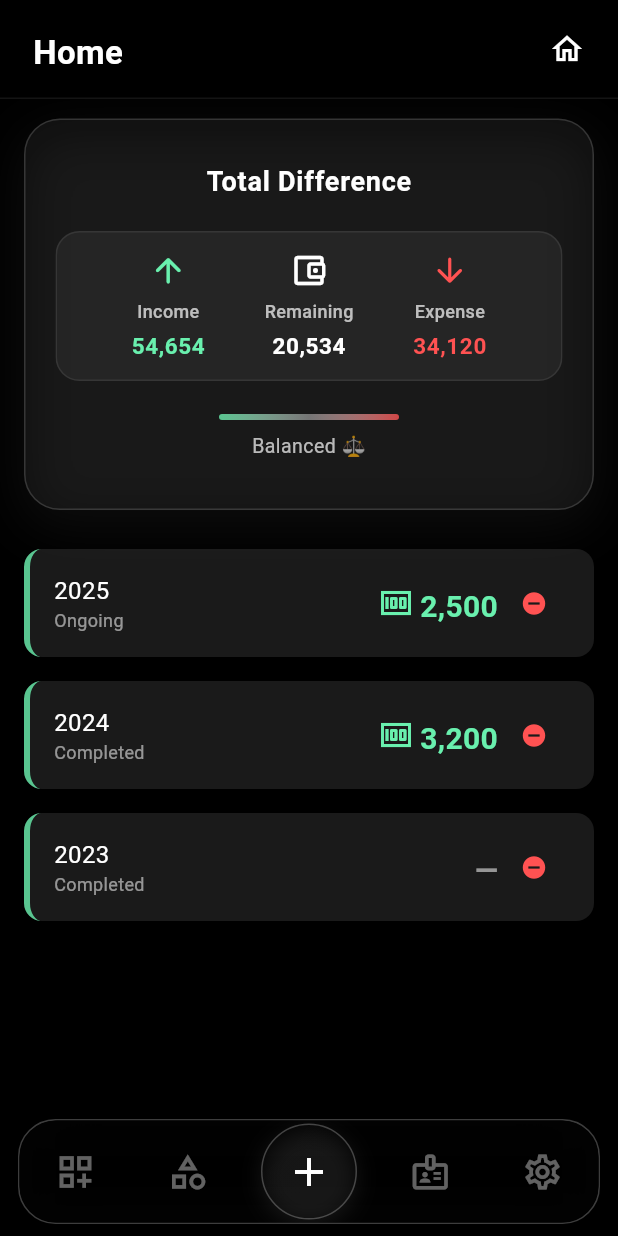
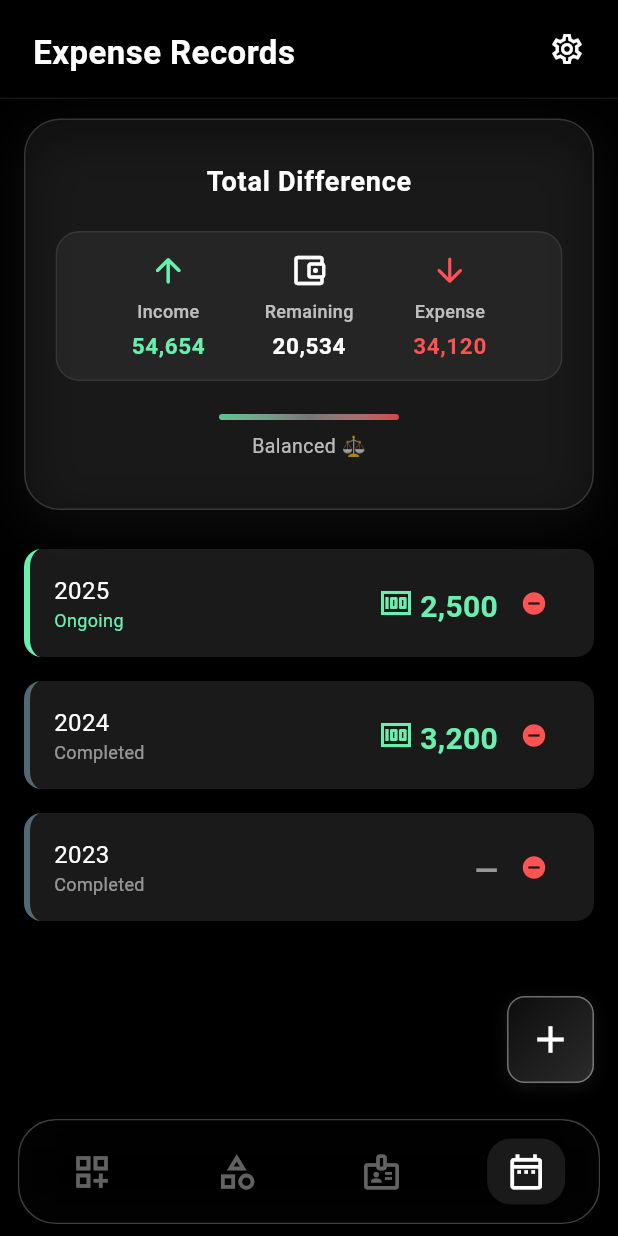
Before and after one commit to DisasterUnknown/WalletZip, a Flutter app: the screen it shows after launch, on a phone screen of 412 x 824 dp. Run offline on Flutter 3.47's test engine with Material 3 defaults, Android fonts, the phone set to English and light mode, and no system bars; our stand-ins replace shared_preferences.

Commit message:
added floating add btn custom widget

```diff
--- a/lib/main.dart
+++ b/lib/main.dart
@@ -20,7 +20,7 @@ class MyApp extends StatelessWidget {
         ),
         debugShowCheckedModeBanner: false,
         navigatorKey: routing.navigatorKey,
-        initialRoute: RoutingService.home,
+        initialRoute: RoutingService.expence_record,
         routes: routing.routes,
       ),
     );
--- a/lib/services/routing_service.dart
+++ b/lib/services/routing_service.dart
@@ -1,5 +1,5 @@
 import 'package:flutter/material.dart';
-import '../ui/screens/views/home_screen.dart';
+import '../ui/screens/views/expence_record_screen.dart';
 import '../ui/screens/pages/year_expenses_screen.dart';
 import '../ui/screens/pages/monthly_expenses_screen.dart';
 import '../ui/screens/pages/daily_expenses_screen.dart';
@@ -15,7 +15,7 @@ class RoutingService {
 
   final GlobalKey<NavigatorState> navigatorKey = GlobalKey<NavigatorState>();
 
-  static const String home = '/';
+  static const String expence_record = '/';
   static const String yearExpenses = '/year-expenses';
   static const String monthlyExpenses = '/monthly-expenses';
   static const String dailyExpenses = '/daily-expenses';
@@ -47,7 +47,7 @@ class RoutingService {
   }
 
   Map<String, WidgetBuilder> get routes => {
-        home: (context) => const HomeScreen(),
+        expence_record: (context) => const HomeScreen(),
         yearExpenses: (context) => const YearExpensesScreen(),
         monthlyExpenses: (context) => const MonthlyExpensesScreen(),
         dailyExpenses: (context) => const DailyExpensesScreen(),
--- a/lib/ui/screens/pages/daily_expenses_screen.dart
+++ b/lib/ui/screens/pages/daily_expenses_screen.dart
@@ -1,4 +1,4 @@
-import 'package:expenso/ui/widgets/custom_app_bar.dart';
+import 'package:expenso/ui/widgets/main/custom_app_bar.dart';
 import 'package:flutter/material.dart';
 
 class DailyExpensesScreen extends StatelessWidget {
--- a/lib/ui/screens/views/budget_screen.dart
+++ b/lib/ui/screens/views/budget_screen.dart
@@ -1,6 +1,6 @@
-import 'package:expenso/ui/widgets/bottom_nav_bar.dart';
-import 'package:expenso/ui/widgets/custom_app_bar.dart';
-import 'package:expenso/ui/widgets/status_card.dart';
+import 'package:expenso/ui/widgets/main/bottom_nav_bar.dart';
+import 'package:expenso/ui/widgets/main/custom_app_bar.dart';
+import 'package:expenso/ui/widgets/sub/status_card.dart';
 import 'package:flutter/material.dart';
 
 class BudgetScreen extends StatelessWidget {
--- a/lib/ui/screens/views/categories_screen.dart
+++ b/lib/ui/screens/views/categories_screen.dart
@@ -1,8 +1,8 @@
 import 'package:expenso/core/constants/default_categories.dart';
 import 'package:expenso/core/shared_prefs/shared_pref_service.dart';
 import 'package:expenso/data/models/category.dart';
-import 'package:expenso/ui/widgets/bottom_nav_bar.dart';
-import 'package:expenso/ui/widgets/custom_app_bar.dart';
+import 'package:expenso/ui/widgets/main/bottom_nav_bar.dart';
+import 'package:expenso/ui/widgets/main/custom_app_bar.dart';
 import 'package:flutter/material.dart';
 
 class CategoriesScreen extends StatefulWidget {
--- a/lib/ui/screens/views/home_screen.dart
+++ b/lib/ui/screens/views/expence_record_screen.dart
@@ -1,8 +1,8 @@
-import 'dart:ui';
 import 'package:expenso/services/routing_service.dart';
-import 'package:expenso/ui/widgets/bottom_nav_bar.dart';
-import 'package:expenso/ui/widgets/custom_app_bar.dart';
-import 'package:expenso/ui/widgets/status_card.dart';
+import 'package:expenso/ui/widgets/main/bottom_nav_bar.dart';
+import 'package:expenso/ui/widgets/main/custom_app_bar.dart';
+import 'package:expenso/ui/widgets/sub/floating_action_btn.dart';
+import 'package:expenso/ui/widgets/sub/status_card.dart';
 import 'package:flutter/material.dart';
 
 class HomeScreen extends StatefulWidget {
@@ -18,13 +18,6 @@ class _HomeScreenState extends State<HomeScreen> {
     {"year": "2024", "price": "3,200"},
     {"year": "2023", "price": ""},
   ];
-
-  void _addYearCard() {
-    setState(() {
-      final latestYear = int.parse(yearCards.first['year'] ?? "2025");
-      yearCards.insert(0, {"year": (latestYear + 1).toString(), "price": ""});
-    });
-  }
 
   void _removeYearCard(int index) {
     if (yearCards[index]['price'] == null ||
@@ -46,7 +39,7 @@ class _HomeScreenState extends State<HomeScreen> {
   Widget build(BuildContext context) {
     return Scaffold(
       appBar: const CustomAppBar(
-        title: "Home",
+        title: "Expense Records",
         showBackButton: false,
         showHomeButton: true,
       ),
@@ -70,6 +63,7 @@ class _HomeScreenState extends State<HomeScreen> {
                 final card = yearCards[index];
                 final year = int.tryParse(card['year'] ?? "") ?? 0;
                 final currentYear = DateTime.now().year;
+                final isOngoing = year == currentYear;
 
                 String status;
                 if (year > currentYear) {
@@ -81,7 +75,10 @@ class _HomeScreenState extends State<HomeScreen> {
                 }
 
                 return GestureDetector(
-                  onTap: () async => await RoutingService().navigateTo(RoutingService.yearExpenses, arguments: card['year']),
+                  onTap: () async => await RoutingService().navigateTo(
+                    RoutingService.yearExpenses,
+                    arguments: card['year'],
+                  ),
                   child: Container(
                     margin: const EdgeInsets.symmetric(
                       horizontal: 16,
@@ -96,7 +93,9 @@ class _HomeScreenState extends State<HomeScreen> {
                       borderRadius: BorderRadius.circular(12),
                       border: Border(
                         left: BorderSide(
-                          color: Colors.greenAccent.withValues(alpha: 0.8),
+                          color: isOngoing
+                              ? Colors.greenAccent
+                              : Colors.blueGrey.withValues(alpha: 0.8),
                           width: 4,
                         ),
                       ),
@@ -116,8 +115,12 @@ class _HomeScreenState extends State<HomeScreen> {
                             ),
                             Text(
                               status,
-                              style: const TextStyle(
-                                color: Colors.white54,
+                              style: TextStyle(
+                                color: status == "Pending"
+                                    ? Colors.orangeAccent
+                                    : status == "Ongoing"
+                                    ? Colors.greenAccent
+                                    : Colors.white54,
                                 fontSize: 12,
                               ),
                             ),
@@ -165,10 +168,12 @@ class _HomeScreenState extends State<HomeScreen> {
           ),
         ),
       ),
+
+      floatingActionButton: FloatingAddBtn(),
+
       bottomNavigationBar: BottomNavBar(
-        tabIndex: 6,
-        showAdd: true,
-        onAddPressed: _addYearCard,
+        tabIndex: 5,
+        showAdd: false,
       ),
     );
   }
--- a/lib/ui/widgets/bottom_nav_bar.dart
+++ b/lib/ui/widgets/main/bottom_nav_bar.dart
@@ -93,7 +93,7 @@ class BottomNavBar extends StatelessWidget {
                 ),
 
               buildTab(Icons.badge_outlined, RoutingService.budget, 4),
-              buildTab(Icons.settings_outlined, RoutingService.settings, 5),
+              buildTab(Icons.date_range_outlined, RoutingService.expence_record, 5),
             ],
           ),
         ),
--- a/lib/ui/widgets/custom_app_bar.dart
+++ b/lib/ui/widgets/main/custom_app_bar.dart
@@ -86,9 +86,9 @@ class CustomAppBar extends StatelessWidget implements PreferredSizeWidget {
                         margin: EdgeInsets.only(right: sideMargin),
                         child: GestureDetector(
                           onTap: () =>
-                              RoutingService().navigateWithoutAnimationTo(RoutingService.home),
+                              RoutingService().navigateWithoutAnimationTo(RoutingService.settings),
                           child: const Icon(
-                            Icons.home_outlined,
+                            Icons.settings_outlined,
                             color: Colors.white,
                             size: iconSize + 2,
                           ),
--- /dev/null
+++ b/lib/ui/widgets/sub/floating_action_btn.dart
@@ -0,0 +1,41 @@
+import 'package:flutter/material.dart';
+
+class FloatingAddBtn extends StatelessWidget {
+  const FloatingAddBtn({super.key});
+
+  @override
+  Widget build(BuildContext context) {
+    return Container(
+      decoration: BoxDecoration(
+        borderRadius: BorderRadius.circular(12),
+        border: Border.all(color: Colors.white38, width: 1),
+        gradient: const LinearGradient(
+          colors: [Color(0xFF0D0D0D), Color(0xFF2B2B2B)],
+          begin: Alignment.topLeft,
+          end: Alignment.bottomRight,
+        ),
+        boxShadow: [
+          BoxShadow(
+            color: Colors.white.withValues(alpha: 0.1),
+            blurRadius: 8,
+            offset: const Offset(0, 3),
+          ),
+          BoxShadow(
+            color: Colors.black.withValues(alpha: 0.5),
+            blurRadius: 15,
+            offset: const Offset(0, 8),
+          ),
+        ],
+      ),
+      child: FloatingActionButton(
+        shape: RoundedRectangleBorder(borderRadius: BorderRadius.circular(12)),
+        elevation: 0,
+        backgroundColor: Colors.transparent,
+        onPressed: () {
+          print("Square Floating + pressed!");
+        },
+        child: const Icon(Icons.add, size: 30, color: Colors.white),
+      ),
+    );
+  }
+}
```
Also changed, not shown: lib/ui/screens/pages/monthly_expenses_screen.dart (+9 -4 lines), lib/ui/screens/pages/year_expenses_screen.dart (+25 -11 lines), lib/ui/screens/views/dashboard_screen.dart (+7 -3 lines), lib/ui/screens/views/settings_screen.dart (+3 -6 lines), lib/ui/widgets/sub/status_card.dart (renamed from lib/ui/widgets/status_card.dart).
